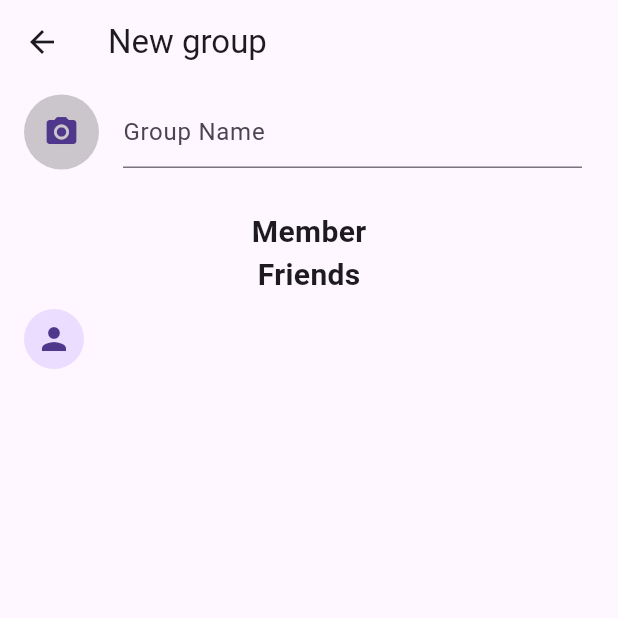
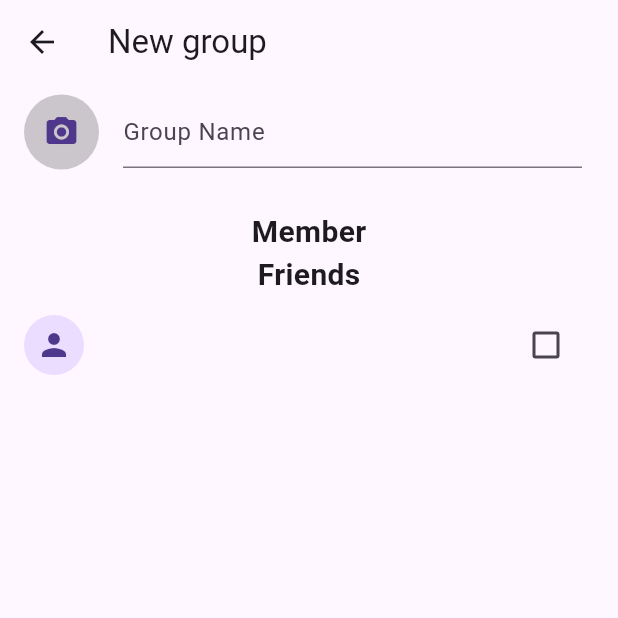
Before and after one commit to MoMo-Sarhan/graduate, a Flutter app: the AddGroupPage screen opened by its route, after a tap on the "arrow forward" icon, on a phone screen of 412 x 824 dp, the top half of it. Run offline on Flutter 3.47's test engine with Material 3 defaults, Android fonts, the phone set to English and light mode, and no system bars; our stand-ins replace bloc, cloud_firestore, dio, file_picker, firebase_auth, firebase_core and 6 more; accounts and stored records are empty; network calls fail.

Commit message:
choose member for group

```diff
--- a/lib/Pages/addGroupPage.dart
+++ b/lib/Pages/addGroupPage.dart
@@ -19,12 +19,14 @@ class AddGroupPage extends StatefulWidget {
 }
 
 class _AddGroupPageState extends State<AddGroupPage> {
+  final Set<String> MembersIds = {};
   final TextEditingController _groupNameController = TextEditingController();
   final _chooseIconService = ChooseIconService();
   List<UserModel> selectedUsers = [];
   final ChatServices _chatServices = ChatServices();
   @override
   Widget build(BuildContext context) {
+    UserModel me = BlocProvider.of<LoginStateCubit>(context).userModel!;
     return Scaffold(
       appBar: AppBar(title: const Text('New group')),
       body: Column(children: [
@@ -52,7 +54,7 @@ class _AddGroupPageState extends State<AddGroupPage> {
           'Friends',
           style: TextStyle(fontWeight: FontWeight.bold, fontSize: 20),
         ),
-        Expanded(child: _buildUserList())
+        Expanded(child: _buildUserList(user: me))
       ]),
       floatingActionButton: FloatingActionButton(
         onPressed: () async {
@@ -60,12 +62,13 @@ class _AddGroupPageState extends State<AddGroupPage> {
               _groupNameController.text.isNotEmpty) {
             final Group _group = Group(
                 group_name: _groupNameController.text,
-                admins: [],
-                member_ids: [],
+                admins: [me.uid!],
+                member_ids: MembersIds.toList(),
                 permissions: true);
             log('start creating group');
             await _chatServices.create_group(group: _group);
             log('finised creating group');
+            Navigator.pop(context);
           }
         },
         child: const Icon(Icons.arrow_forward),
@@ -74,7 +77,6 @@ class _AddGroupPageState extends State<AddGroupPage> {
   }
 
   Widget _buildUserItem(UserModel friend) {
-    final isSelected = selectedUsers.contains(friend);
     return ListTile(
       leading: CircleAvatar(
           child: FutureBuilder(
@@ -94,20 +96,36 @@ class _AddGroupPageState extends State<AddGroupPage> {
           }
         },
       )),
-      title: Text(
-        friend.getFullName(),
-        style: TextStyle(
-            color: BlocProvider.of<ModeStateCubit>(context).mode
-                ? Colors.white
-                : Colors.black),
+      title: Row(
+        mainAxisAlignment: MainAxisAlignment.spaceBetween,
+        children: [
+          Text(
+            friend.getFullName(),
+            style: TextStyle(
+                color: BlocProvider.of<ModeStateCubit>(context).mode
+                    ? Colors.white
+                    : Colors.black),
+          ),
+          Checkbox(
+              value: MembersIds.contains(friend.uid),
+              onChanged: (bool? isSelected) {
+                setState(() {
+                  if (isSelected == true) {
+                    MembersIds.add(friend.uid!);
+                  } else {
+                    MembersIds.remove(friend.uid!);
+                  }
+                  log(MembersIds.toString());
+                });
+              })
+        ],
       ),
     );
   }
 
-  Widget _buildUserList() {
+  Widget _buildUserList({required UserModel user}) {
     return StreamBuilder<QuerySnapshot>(
-      stream: ChatServices().getFriends(
-          user: BlocProvider.of<LoginStateCubit>(context).userModel!),
+      stream: ChatServices().getFriends(user: user),
       builder: (context, snapshot) {
         if (snapshot.hasError) {
           return const Center(child: Text('Error'));
```
